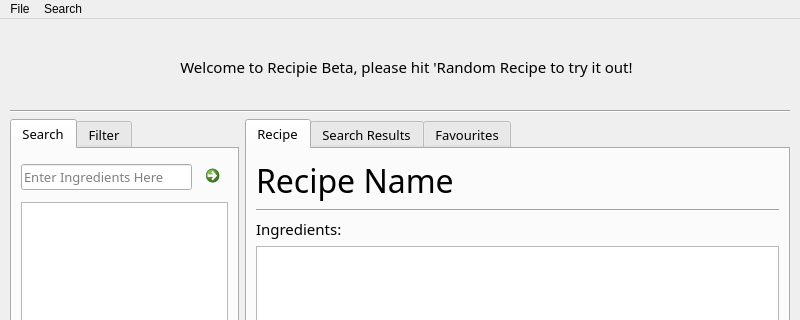
The window that testing/recipie_test/mainwindow.ui (starshine-bcit/Recipie) describes before a commit, drawn with Qt 5; both pictures show x 0 to 800 and y 0 to 320 of the 800 by 600 pixel window.
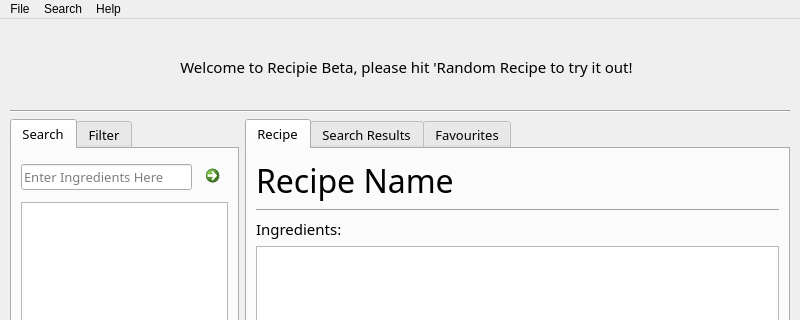
The same window after the commit. Icons and pictures are not drawn.

Commit message: Add help window functionality and some missing docstrings

The edit to the form file:
```diff
--- a/testing/recipie_test/mainwindow.ui
+++ b/testing/recipie_test/mainwindow.ui
@@ -953,8 +953,15 @@
     <addaction name="actionReset_Search"/>
     <addaction name="actionRemove_Selected"/>
    </widget>
+   <widget class="QMenu" name="menuHelp">
+    <property name="title">
+     <string>Help</string>
+    </property>
+    <addaction name="actionShow_Help"/>
+   </widget>
    <addaction name="menuFile"/>
    <addaction name="menuSearch"/>
+   <addaction name="menuHelp"/>
   </widget>
   <widget class="QStatusBar" name="statusbar"/>
   <action name="actionExit">
```
Left out of the diff: 5 changed lines with no effect on the pictures. The commit also changes 2 other files.
